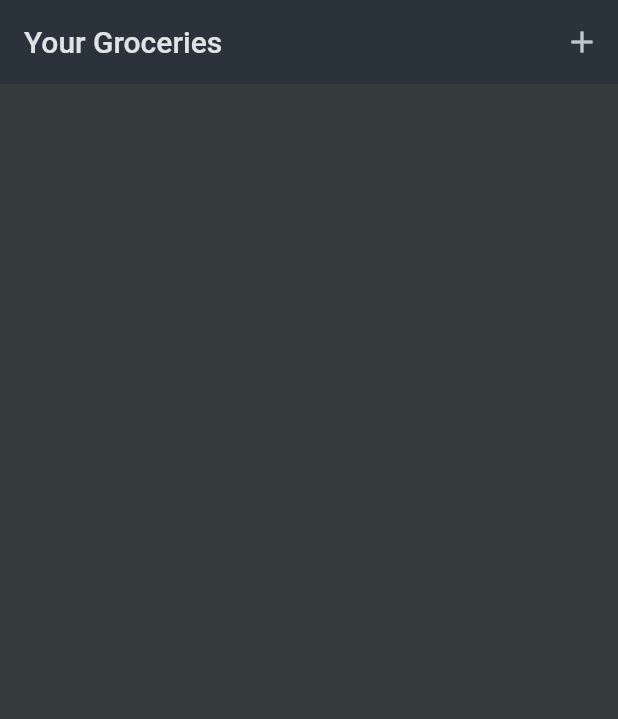
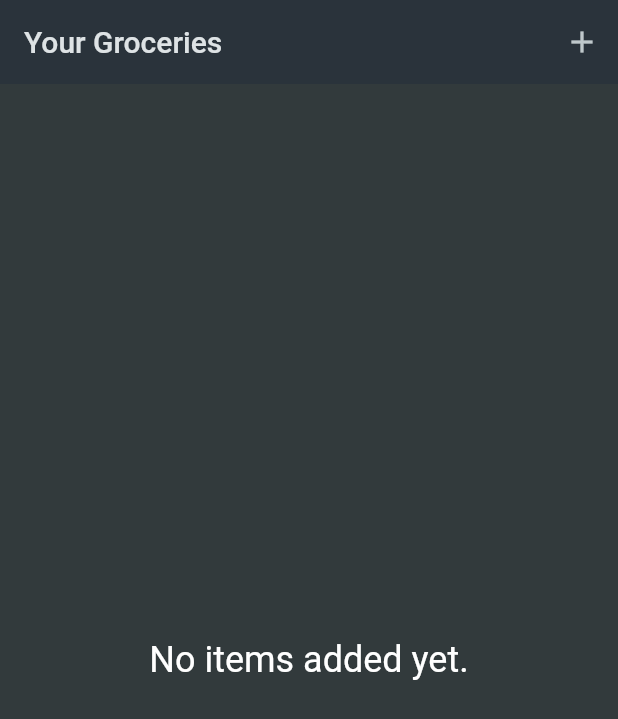
Before and after one commit to andreaa21/shopping_list, a Flutter app: the screen it shows after launch, on a phone screen of 412 x 824 dp. Shown: the top 719 px of the screen. Run offline on Flutter 3.47's test engine with Material 2 defaults, Android fonts, the phone set to English and light mode, and no system bars.

Commit message:
rimuovi item

```diff
--- a/lib/widgets/grocery_list.dart
+++ b/lib/widgets/grocery_list.dart
@@ -26,21 +26,32 @@ class _GroceryListState extends State<GroceryList> {
     });
   }
 
+  void _removeItem(GroceryItem item) {
+    setState(() {
+      _groceryItems.remove(item);
+    });
+  }
+
   @override
   Widget build(BuildContext context) {
-    return Scaffold(
-      appBar: AppBar(
-        title: const Text('Your Groceries'),
-        actions: [
-          IconButton(
-            onPressed: _addItem,
-            icon: Icon(Icons.add),
-          )
-        ],
+    Widget content = const Center(
+      child: Text(
+        'No items added yet.',
+        style: TextStyle(
+          fontSize: 24,
         ),
-      body: ListView.builder(
+      ),
+    );
+
+    if (_groceryItems.isNotEmpty) {
+      content = ListView.builder(
         itemCount: _groceryItems.length,
-        itemBuilder: (ctx, index) => ListTile(
+        itemBuilder: (ctx, index) => Dismissible(
+          onDismissed: (direction) {
+            _removeItem(_groceryItems[index]);
+          },
+          key: ValueKey(_groceryItems[index].id),
+          child: ListTile(
             title: Text(_groceryItems[index].name),
             leading: Container(
               width: 24,
@@ -52,4 +63,17 @@ class _GroceryListState extends State<GroceryList> {
         ),
       );
     }
+
+    return Scaffold(
+        appBar: AppBar(
+          title: const Text('Your Groceries'),
+          actions: [
+            IconButton(
+              onPressed: _addItem,
+              icon: const Icon(Icons.add),
+            )
+          ],
+        ),
+        body: content);
   }
+}
```
Lines whose indentation alone changed are shown as unchanged.
